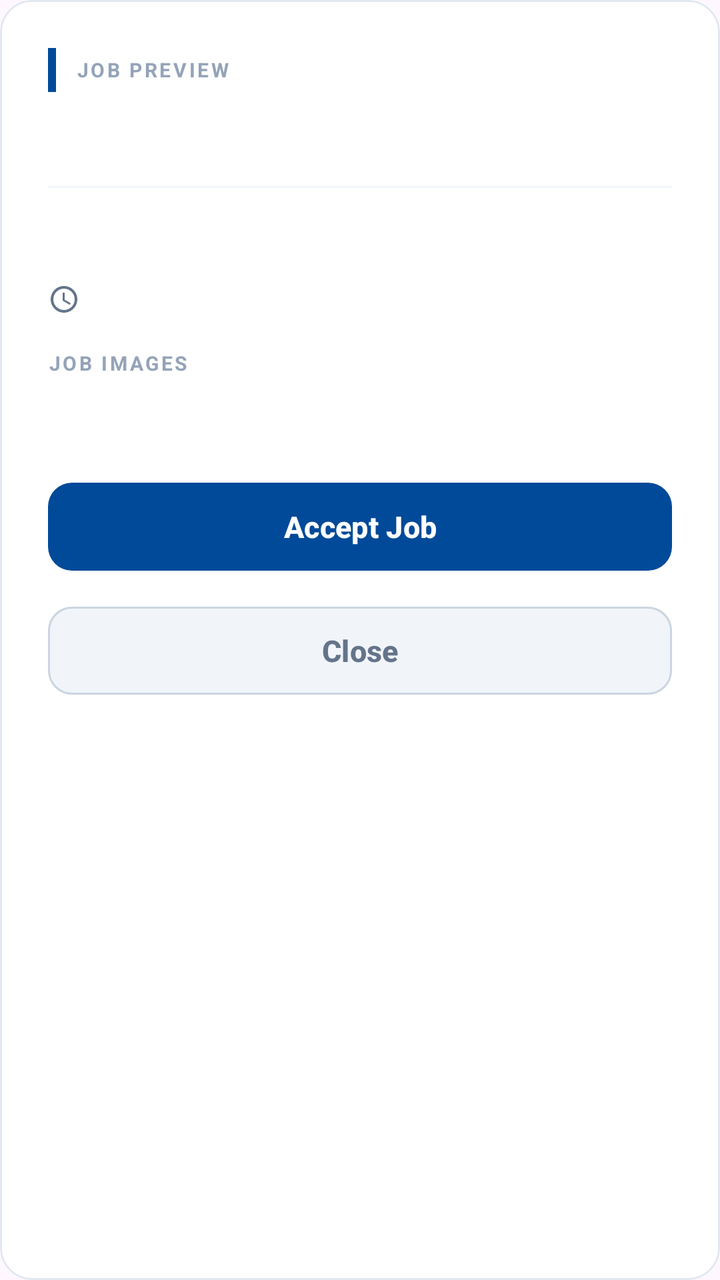
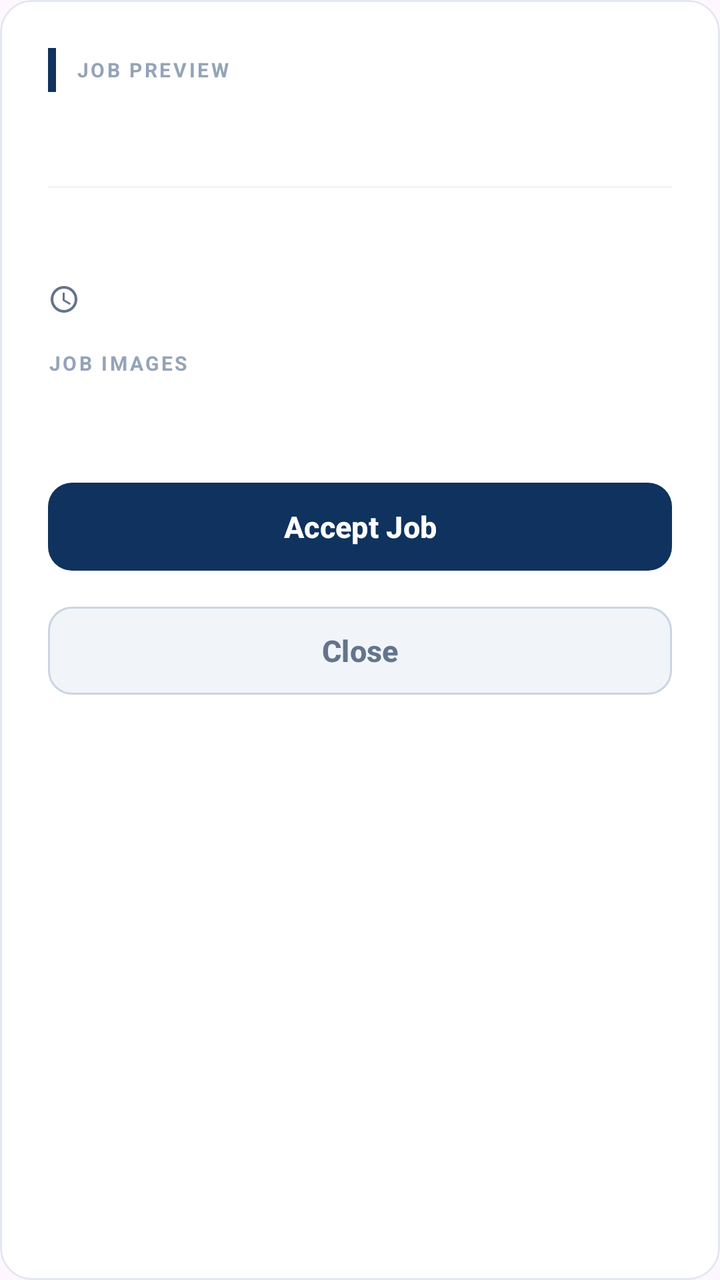

Compare the two renders of this Android layout. The source of the first and the diff that turns it into the second are given below.
<!-- AndroidManifest.xml: application theme Theme.Newtacks -->
<!-- res/layout/dialog_job_preview.xml -->
<?xml version="1.0" encoding="utf-8"?>
<com.google.android.material.card.MaterialCardView
    xmlns:android="http://schemas.android.com/apk/res/android"
    xmlns:app="http://schemas.android.com/apk/res-auto"
    android:layout_width="match_parent"
    android:layout_height="wrap_content"
    android:layout_margin="16dp"
    app:cardCornerRadius="16dp"
    app:cardBackgroundColor="@android:color/white"
    app:strokeColor="#E2E8F0"
    app:strokeWidth="1dp"
    app:cardElevation="0dp">

    
    <LinearLayout
        android:layout_width="match_parent"
        android:layout_height="wrap_content"
        android:orientation="vertical"
        android:padding="24dp">

        
        <LinearLayout
            android:layout_width="match_parent"
            android:layout_height="wrap_content"
            android:orientation="horizontal"
            android:gravity="center_vertical"
            android:layout_marginBottom="4dp">

            <View
                android:layout_width="4dp"
                android:layout_height="22dp"
                android:background="#004A99"
                android:layout_marginEnd="10dp" />

            <TextView
                android:layout_width="0dp"
                android:layout_height="wrap_content"
                android:layout_weight="1"
                android:text="JOB PREVIEW"
                android:textColor="#94A3B8"
                android:textSize="10sp"
                android:textStyle="bold"
                android:letterSpacing="0.12" />
        </LinearLayout>

        
        <TextView
            android:id="@+id/tvTitle"
            android:layout_width="match_parent"
            android:layout_height="wrap_content"
            android:textColor="#1E293B"
            android:textSize="20sp"
            android:textStyle="bold"
            android:layout_marginBottom="16dp" />

        
        <View
            android:layout_width="match_parent"
            android:layout_height="1dp"
            android:background="#F1F5F9"
            android:layout_marginBottom="16dp" />

        
        <TextView
            android:id="@+id/tvDetails"
            android:layout_width="match_parent"
            android:layout_height="wrap_content"
            android:textColor="#475569"
            android:textSize="14sp"
            android:lineSpacingExtra="6dp"
            android:layout_marginBottom="12dp" />

        
        <LinearLayout
            android:layout_width="match_parent"
            android:layout_height="wrap_content"
            android:orientation="horizontal"
            android:gravity="center_vertical"
            android:layout_marginBottom="16dp">
            <ImageView
                android:layout_width="16dp"
                android:layout_height="16dp"
                android:src="@drawable/ic_clock"
                app:tint="#64748B"
                android:layout_marginEnd="6dp"/>
            <TextView
                android:id="@+id/tvDuration"
                android:layout_width="wrap_content"
                android:layout_height="wrap_content"
                android:textColor="#64748B"
                android:textSize="13sp"
                android:textStyle="bold" />
        </LinearLayout>

        
        <TextView
            android:id="@+id/tvImagesLabel"
            android:layout_width="wrap_content"
            android:layout_height="wrap_content"
            android:text="JOB IMAGES"
            android:textColor="#94A3B8"
            android:textSize="10sp"
            android:textStyle="bold"
            android:letterSpacing="0.12"
            android:layout_marginBottom="8dp" />

        <HorizontalScrollView
            android:id="@+id/scrollImages"
            android:layout_width="match_parent"
            android:layout_height="wrap_content"
            android:scrollbars="none"
            android:layout_marginBottom="20dp">
            <LinearLayout
                android:id="@+id/layoutImages"
                android:layout_width="wrap_content"
                android:layout_height="wrap_content"
                android:orientation="horizontal">
                
            </LinearLayout>
        </HorizontalScrollView>

        <TextView
            android:id="@+id/tvNoImages"
            android:layout_width="match_parent"
            android:layout_height="wrap_content"
            android:text="No images provided"
            android:textSize="12sp"
            android:textColor="#94A3B8"
            android:fontStyle="italic"
            android:visibility="gone"
            android:layout_marginBottom="20dp" />

        
        <View
            android:layout_width="match_parent"
            android:layout_height="1dp"
            android:background="@drawable/bg_divider_dashed"
            android:layout_marginBottom="20dp" />

        
        <com.google.android.material.button.MaterialButton
            android:id="@+id/btnAccept"
            android:layout_width="match_parent"
            android:layout_height="52dp"
            android:text="Accept Job"
            android:textColor="#FFFFFF"
            android:textSize="15sp"
            android:textStyle="bold"
            android:layout_marginBottom="10dp"
            app:backgroundTint="#004A99"
            app:cornerRadius="12dp"
            app:iconTint="#FFFFFF"
            app:iconGravity="textStart" />

        
        <com.google.android.material.button.MaterialButton
            android:id="@+id/btnClose"
            android:layout_width="match_parent"
            android:layout_height="52dp"
            android:text="Close"
            android:textColor="#64748B"
            android:textSize="15sp"
            android:textStyle="bold"
            app:backgroundTint="#F1F5F9"
            app:cornerRadius="12dp"
            app:strokeColor="#CBD5E1"
            app:strokeWidth="1dp" />

    </LinearLayout>

</com.google.android.material.card.MaterialCardView>
<!-- resources referenced by this layout -->
<resources>
  <!-- drawable bg_divider_dashed (drawable) -->
  <?xml version="1.0" encoding="utf-8"?>
  <shape xmlns:android="http://schemas.android.com/apk/res/android"
      android:shape="line">
      <stroke
          android:width="1dp"
          android:color="#CBD5E1"
          android:dashWidth="6dp"
          android:dashGap="4dp" />
  </shape>
  <!-- drawable ic_clock (drawable) -->
  <vector xmlns:android="http://schemas.android.com/apk/res/android"
      android:width="24dp"
      android:height="24dp"
      android:viewportWidth="24"
      android:viewportHeight="24">
      <path
          android:fillColor="#000000"
          android:pathData="M11.99,2C6.47,2 2,6.48 2,12s4.47,10 9.99,10C17.52,22 22,17.52 22,12S17.52,2 11.99,2zM12,20c-4.42,0 -8,-3.58 -8,-8s3.58,-8 8,-8s8,3.58 8,8s-3.58,8 -8,8zM12.5,7L11,7v6l5.25,3.15 0.75,-1.23 -4.5,-2.67z" />
  </vector>
  <style name="Theme.Newtacks" parent="Base.Theme.Newtacks" />
  <style name="Base.Theme.Newtacks" parent="Theme.Material3.DayNight.NoActionBar">
          <item name="colorPrimary">#004A99</item>
          <item name="colorPrimaryContainer">#004A99</item>
          <item name="colorOnPrimary">#FFFFFF</item>
          <item name="colorSecondary">#004A99</item>
          <item name="colorOnSecondary">#FFFFFF</item>
          <item name="colorTertiary">#004A99</item>
          <item name="colorSecondaryContainer">#EBF2FF</item>
          <item name="colorOnSecondaryContainer">#004A99</item>
          <item name="android:statusBarColor">#004A99</item>
          <item name="android:navigationBarColor">#FFFFFF</item>
          <item name="android:windowLightStatusBar" tools:targetApi="m">false</item>
      </style>
</resources>

<!-- the commit's change to res/layout/dialog_job_preview.xml (unified diff, before → after) -->
@@ -29,7 +29,7 @@
             <View
                 android:layout_width="4dp"
                 android:layout_height="22dp"
-                android:background="#004A99"
+                android:background="#0F325E"
                 android:layout_marginEnd="10dp" />
 
             <TextView
@@ -147,7 +147,7 @@
             android:textSize="15sp"
             android:textStyle="bold"
             android:layout_marginBottom="10dp"
-            app:backgroundTint="#004A99"
+            app:backgroundTint="#0F325E"
             app:cornerRadius="12dp"
             app:iconTint="#FFFFFF"
             app:iconGravity="textStart" />
